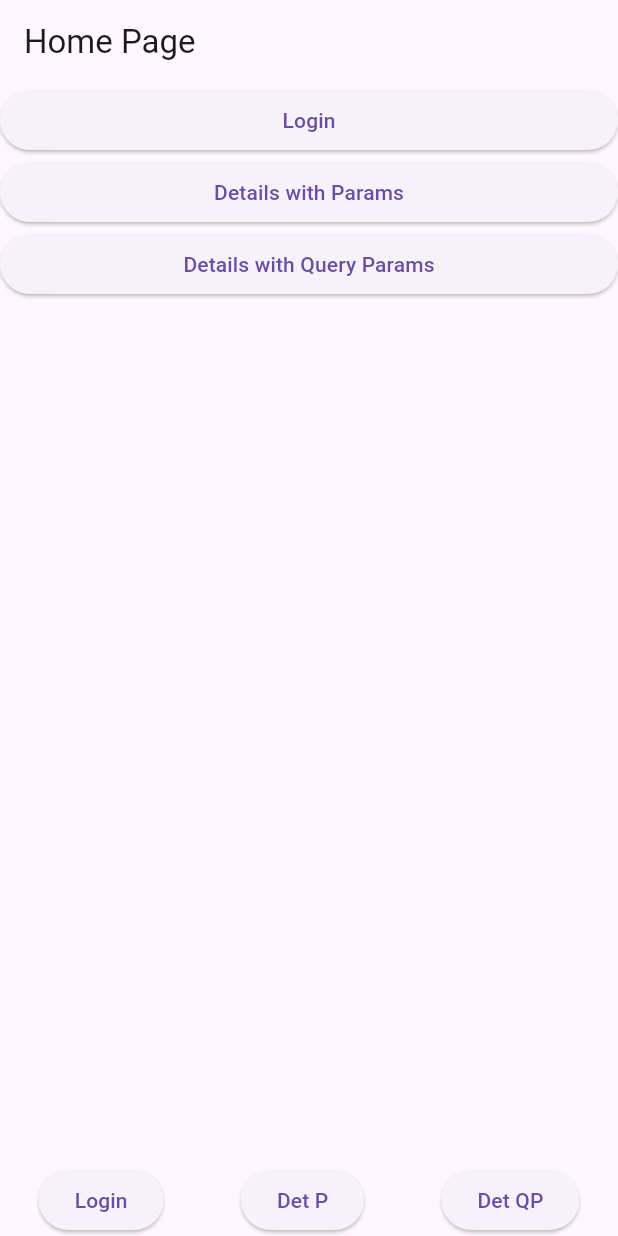
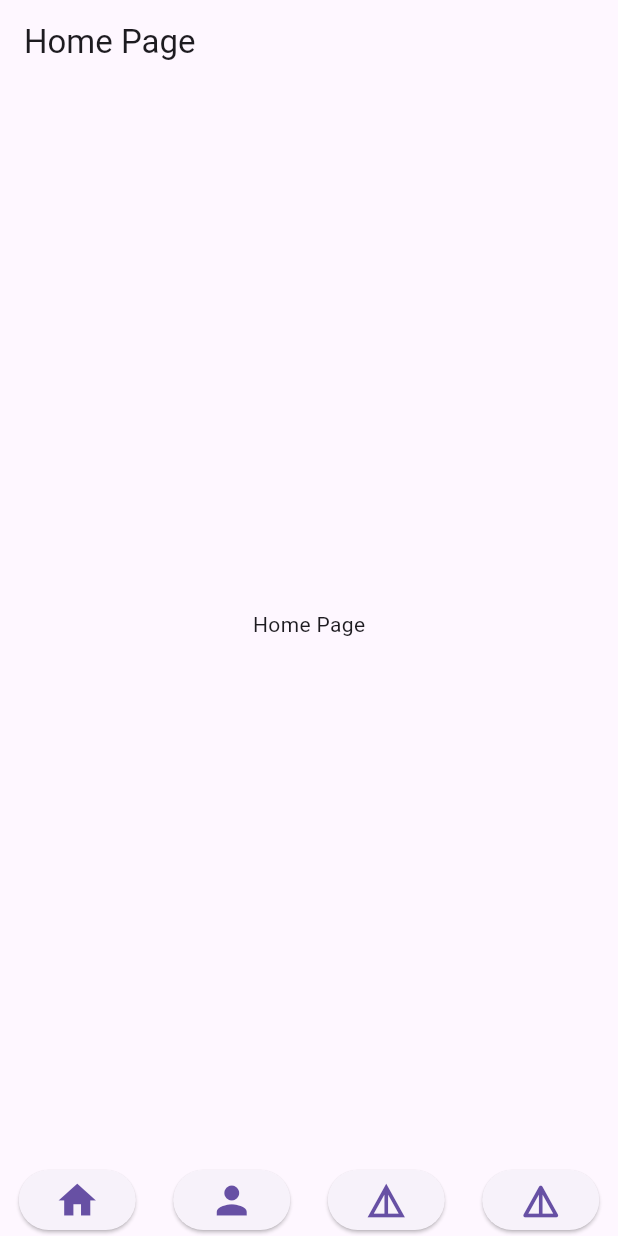
Before and after one commit to SajjadAli54/go_routing_demo, a Flutter app: the screen it shows after launch, on a phone screen of 412 x 824 dp. Run offline on Flutter 3.47's test engine with Material 3 defaults, Android fonts, the phone set to English and light mode, and no system bars; our stand-ins replace go_router.

Commit message:
Add Bottom Navigation and remove # from web url

```diff
--- a/lib/app/home.dart
+++ b/lib/app/home.dart
@@ -8,23 +8,7 @@ class HomePage extends StatelessWidget {
   Widget build(BuildContext context) {
     return Scaffold(
       appBar: AppBar(title: const Text("Home Page")),
-      body: Center(
-        child: ListView(
-          children: [
-            ElevatedButton(
-                onPressed: () => context.go("/login"),
-                child: const Text("Login")),
-            ElevatedButton(
-                onPressed: () => context.go("/users/seardhParams"),
-                child: const Text("Details with Params")),
-            ElevatedButton(
-                onPressed: () => context.go(Uri(
-                    path: "/users",
-                    queryParameters: {"userId": "Query Params"}).toString()),
-                child: const Text("Details with Query Params"))
-          ],
-        ),
-      ),
+      body: const Center(child: Text("Home Page")),
     );
   }
 }
--- a/lib/app/navigation.dart
+++ b/lib/app/navigation.dart
@@ -15,16 +15,31 @@ class Navigation extends StatelessWidget {
         mainAxisAlignment: MainAxisAlignment.spaceAround,
         children: [
           ElevatedButton(
+              onPressed: () => GoRouter.of(context).go("/"),
+              child: const Icon(
+                Icons.home,
+                size: 30,
+              )),
+          ElevatedButton(
               onPressed: () => GoRouter.of(context).go("/login"),
-              child: const Text("Login")),
+              child: const Icon(
+                Icons.person,
+                size: 30,
+              )),
           ElevatedButton(
               onPressed: () => GoRouter.of(context).go("/users/seardhParams"),
-              child: const Text("Det P")),
+              child: const Icon(
+                Icons.details,
+                size: 30,
+              )),
           ElevatedButton(
               onPressed: () => GoRouter.of(context).go(Uri(
                   path: "/users",
                   queryParameters: {"userId": "Query Params"}).toString()),
-              child: const Text("Det QP"))
+              child: const Icon(
+                Icons.details_rounded,
+                size: 30,
+              ))
         ],
       ),
     );
--- a/lib/main.dart
+++ b/lib/main.dart
@@ -1,7 +1,8 @@
 import 'package:flutter/material.dart';
 import 'package:go_router/go_router.dart';
+import 'package:flutter_web_plugins/flutter_web_plugins.dart';
+
 import 'package:go_routing_demo/app/details.dart';
-
 import 'package:go_routing_demo/app/home.dart';
 import 'package:go_routing_demo/app/login.dart';
 import 'package:go_routing_demo/app/navigation.dart';
@@ -40,6 +41,7 @@
     routes: [shellRoute]);
 
 void main() {
+  setUrlStrategy(PathUrlStrategy());
   runApp(const MyApp());
 }
 
```
